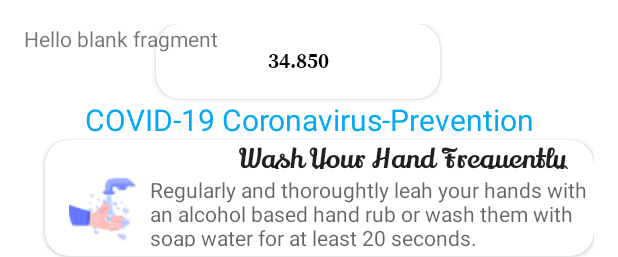
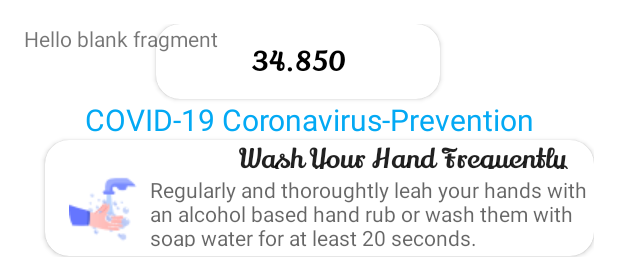
Before and after one commit to KSIH-project/KSIH-Covid19-App, an Android app: the layout prevention_bottom_sheet.xml on its own in the app's theme, with its tools: preview values and no code run, on a phone screen of 412 x 824 dp. Shown: the top 257 px of the screen. Run offline under Robolectric (Android 15) with nearby library versions, the phone set to English and light mode, and no system bars; Roboto replaces fonts that are not available here.

Commit message:
TASK FEATURE/PREVENTION:prevention bottom sheet

```diff
--- a/app/src/main/res/layout/home_fragment.xml
+++ b/app/src/main/res/layout/home_fragment.xml
@@ -32,7 +32,6 @@
             app:layout_constraintStart_toStartOf="parent"
             app:layout_constraintTop_toBottomOf="@id/home_text" />
 
-
         <Button
             android:id="@+id/button_total_cases"
             android:layout_width="wrap_content"
@@ -43,7 +42,6 @@
             app:layout_constraintEnd_toEndOf="parent"
             app:layout_constraintStart_toStartOf="parent"
             app:layout_constraintTop_toBottomOf="@id/button_live_cases" />
-
 
         <Button
             android:id="@+id/button_day_one_cases"
@@ -68,8 +66,6 @@
         app:layout_behavior="com.google.android.material.appbar.AppBarLayout$ScrollingViewBehavior"
         tools:layout_editor_absoluteX="355dp"
         tools:layout_editor_absoluteY="675dp" />
-
-
     <include layout="@layout/prevention_bottom_sheet" />
 
 </androidx.coordinatorlayout.widget.CoordinatorLayout>
--- a/app/src/main/res/layout/item_symptoms_list.xml
+++ b/app/src/main/res/layout/item_symptoms_list.xml
@@ -3,4 +3,5 @@
     android:layout_width="match_parent"
     android:layout_height="match_parent">
 
+
 </androidx.constraintlayout.widget.ConstraintLayout>
--- a/app/src/main/res/layout/prevention_bottom_sheet.xml
+++ b/app/src/main/res/layout/prevention_bottom_sheet.xml
@@ -38,9 +38,10 @@
                 android:id="@+id/textView8"
                 android:layout_width="0dp"
                 android:layout_height="wrap_content"
-                android:fontFamily="@font/source_serif_pro_bold"
+                android:fontFamily="@font/lily_script_one"
                 android:gravity="center"
                 android:text="34.850"
+                android:textSize="18dp"
                 android:textColor="#000000"
                 app:layout_constraintBottom_toBottomOf="parent"
                 app:layout_constraintEnd_toEndOf="parent"
```
Also changed, not shown: 39 other files.
